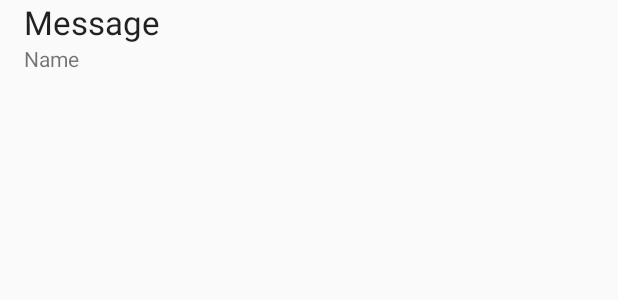
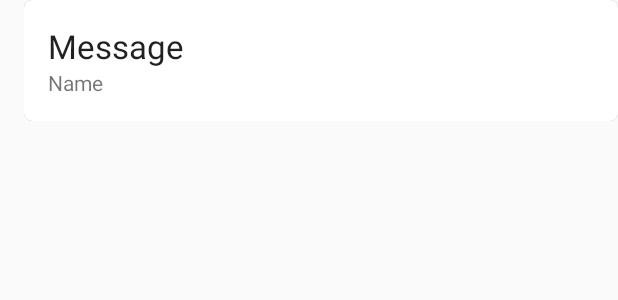
Before and after one commit to nikhilgupta30/WhatTheChat, an Android app: the layout item_message.xml on its own in the app's theme, with its tools: preview values and no code run, on a phone screen of 412 x 824 dp. Shown: the top 300 px of the screen. Run offline under Robolectric (Android 15) with nearby library versions, the phone set to English and light mode, and no system bars.

Commit message:
improved ui

```diff
--- /dev/null
+++ b/app/src/main/res/drawable/message_background.xml
@@ -0,0 +1,17 @@
+<?xml version="1.0" encoding="utf-8"?>
+<layer-list xmlns:android="http://schemas.android.com/apk/res/android">
+    <item >
+        <shape
+            android:shape="rectangle">
+            <solid android:color="@android:color/darker_gray" />
+            <corners android:radius="5dp"/>
+        </shape>
+    </item>
+    <item android:left="0dp" android:bottom="0dp">
+        <shape
+            android:shape="rectangle">
+            <solid android:color="@android:color/white"/>
+            <corners android:radius="5dp"/>
+        </shape>
+    </item>
+</layer-list>
--- a/app/src/main/res/layout/item_message.xml
+++ b/app/src/main/res/layout/item_message.xml
@@ -1,11 +1,14 @@
 <?xml version="1.0" encoding="utf-8"?>
 <LinearLayout xmlns:android="http://schemas.android.com/apk/res/android"
-              xmlns:tools="http://schemas.android.com/tools"
-              android:layout_width="match_parent"
-              android:layout_height="wrap_content"
-              android:layout_marginLeft="@dimen/activity_horizontal_margin"
-              android:layout_marginStart="@dimen/activity_horizontal_margin"
-              android:orientation="vertical">
+    xmlns:tools="http://schemas.android.com/tools"
+    android:layout_width="match_parent"
+    android:layout_height="wrap_content"
+    android:layout_marginLeft="@dimen/activity_horizontal_margin"
+    android:layout_marginBottom="@dimen/activity_vertical_margin"
+    android:layout_marginStart="@dimen/activity_horizontal_margin"
+    android:padding="16dp"
+    android:orientation="vertical"
+    android:background="@drawable/message_background" >
 
     <ImageView
         android:id="@+id/photoImageView"
--- a/app/src/main/res/values/colors.xml
+++ b/app/src/main/res/values/colors.xml
@@ -1,7 +1,8 @@
 <?xml version="1.0" encoding="utf-8"?>
 <resources>
-    <color name="colorPrimary">#FF9800</color>
-    <color name="colorPrimaryDark">#E65100</color>
-    <color name="colorAccent">#2E7D32</color>
+    <color name="colorPrimary">#2196F3</color>
+    <color name="colorPrimaryDark">#1976D2</color>
+    <color name="colorAccent">#2196F3</color>
     <color name="colorTitle">#ffffff</color>
+    <color name="mainScreenBackground">#EEEEEE</color>
 </resources>
--- a/app/src/main/res/values/strings.xml
+++ b/app/src/main/res/values/strings.xml
@@ -1,5 +1,5 @@
 <resources>
     <string name="app_name">Friendly Chat</string>
     <string name="sign_out">Sign Out</string>
-    <string name="send_button_label">Send</string>
+    <string name="send_button_label">SEND</string>
 </resources>
```
Also changed, not shown: app/src/main/res/drawable/typing_message_background.xml (added, +17 -0 lines), app/src/main/res/layout/activity_main.xml (+12 -2 lines).
